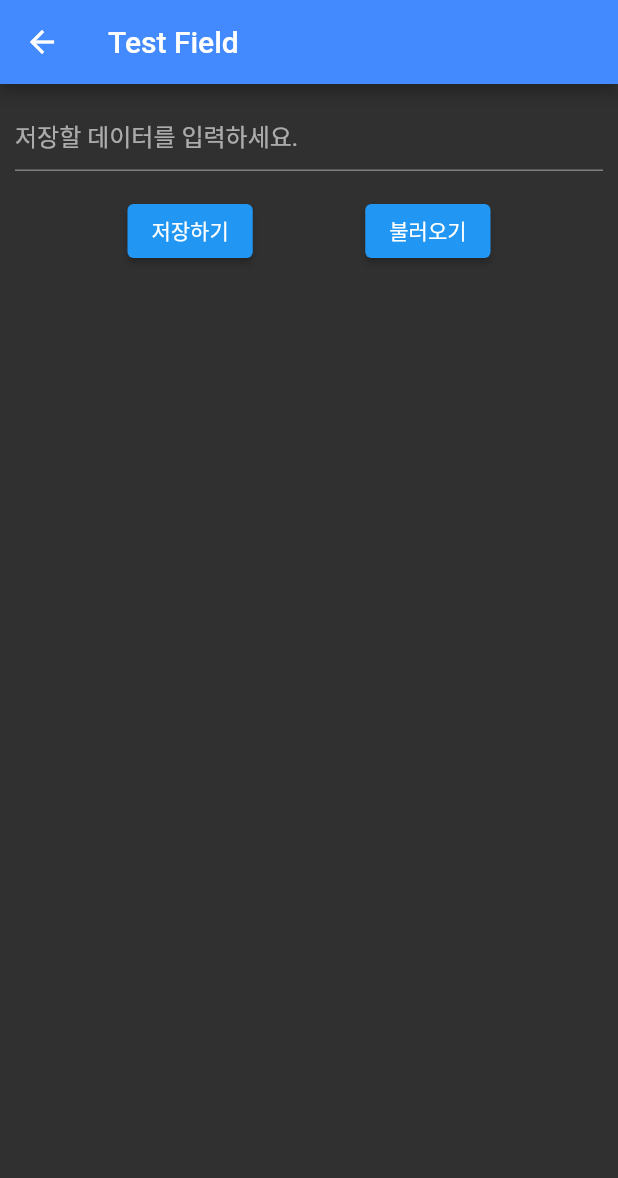
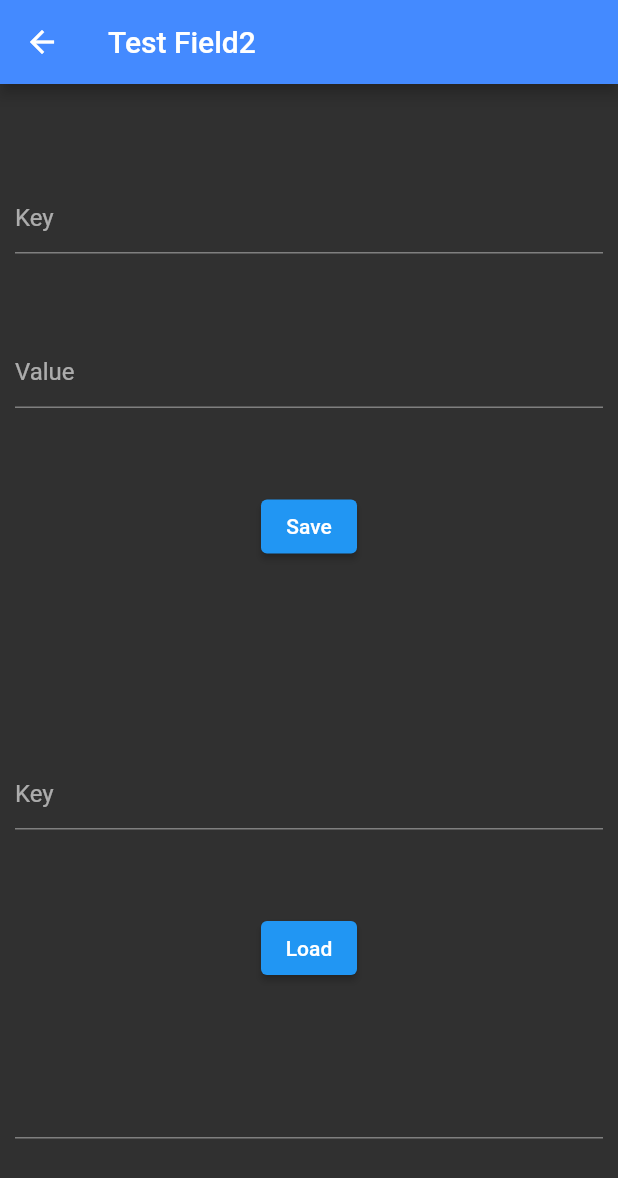
Before and after one commit to ingrid410520/MagicConch, a Flutter app: the TestFeild screen opened by its route, on a phone screen of 412 x 824 dp. Shown: the top 1178 px of the screen. Run offline on Flutter 3.47's test engine with Material 2 defaults, Android fonts, the phone set to English and light mode, and no system bars; our stand-ins replace get, google_mobile_ads, shared_preferences; accounts and stored records are empty.

Commit message:
마법의 소라에몬 - 광고   1) 배너광고 설정하기 - 파일저장   1) 저장 함수 만들기 (완료) - 아무말대잔치   1) 그룹, 대답 추가 기믹 만들기   2) 세팅 저장하기 - 룰렛 돌리기 - 폭탄 돌리기

```diff
--- a/lib/Screen/Testfield.dart
+++ b/lib/Screen/Testfield.dart
@@ -1,13 +1,11 @@
-import 'dart:io';
 
 import 'package:flutter/cupertino.dart';
 import 'package:flutter/material.dart';
 //import 'package:google_mobile_ads/google_mobile_ads.dart';
 import 'package:magic_conch/Function/Build_MyScreen.dart';
-//import 'package:magic_conch/Function/File_Function.dart';
+import 'package:magic_conch/Function/File_Function.dart';
 import 'package:shared_preferences/shared_preferences.dart';
-
-import '../Function/Build_MyButton_ScreenBack.dart';
+//import '../Function/Build_MyButton_ScreenBack.dart';
 
 class TestFeild extends StatefulWidget {
   const TestFeild({super.key});
@@ -18,6 +16,11 @@ class TestFeild extends StatefulWidget {
 
 class _TestFeildState extends State<TestFeild> {
   TextEditingController _textEditingController = TextEditingController();
+  TextEditingController _keyEdit_write = TextEditingController();
+  TextEditingController _valEdit_write = TextEditingController();
+  TextEditingController _keyEdit_read = TextEditingController();
+  TextEditingController _valEdit_read = TextEditingController();
+
   late SharedPreferences _prefs; // SharedPreferences 객체
 
   @override
@@ -49,6 +52,14 @@ class _TestFeildState extends State<TestFeild> {
   }
 
   Widget build(BuildContext context) {
+    return
+        //File_Test1()
+        File_Test2()
+        //File_Test3()
+        ;
+  }
+
+  BuildMyScreen File_Test1() {
     return BuildMyScreen(
       strTitle: "Test Field",
       widBody: Padding(
@@ -81,4 +92,57 @@ class _TestFeildState extends State<TestFeild> {
       ),
     );
   }
+
+  BuildMyScreen File_Test2() => BuildMyScreen(
+      strTitle: "Test Field2",
+      widBody: Padding(
+        padding: EdgeInsets.all(10),
+        child: Center(
+          child: Column(
+            mainAxisAlignment: MainAxisAlignment.spaceEvenly,
+            children: [
+              // Save Data
+              TextField(
+                controller: _keyEdit_write,
+                decoration: InputDecoration(hintText: 'Key'),
+              ),
+              TextField(
+                controller: _valEdit_write,
+                decoration: InputDecoration(hintText: 'Value'),
+              ),
+              ElevatedButton(
+                  child: Text("Save"),
+                  onPressed: () {
+                    setState(() {
+                      FileManager()
+                          .write(_keyEdit_write.text, _valEdit_write.text);
+                    });
+                  },
+              ),
+
+              // Load Data
+              SizedBox(height: 20),
+              TextField(
+                controller: _keyEdit_read,
+                decoration: InputDecoration(hintText: 'Key'),
+              ),
+              ElevatedButton(
+                  child: Text("Load"),
+                  onPressed: () {
+                    Future<String> _val =
+                        FileManager().read(_keyEdit_read.text);
+                    setState(() {
+                      _val.then((value) {
+                        _valEdit_read.text = value;
+                      });
+                    });
+                  },
+              ),
+              TextField(
+                controller: _valEdit_read,
+              ),
+            ],
+          ),
+        ),
+      ));
 }
```
Also changed, not shown: lib/Function/File_Function.dart (+16 -80 lines), lib/Screen/Anyword.dart (+4 -6 lines).
